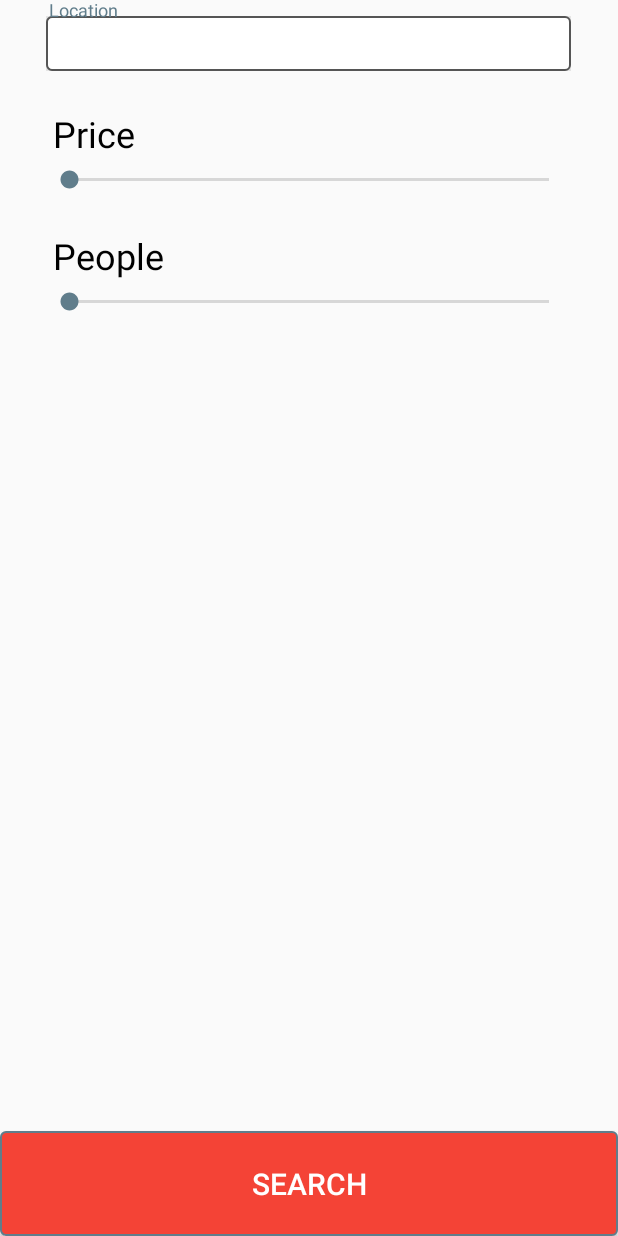
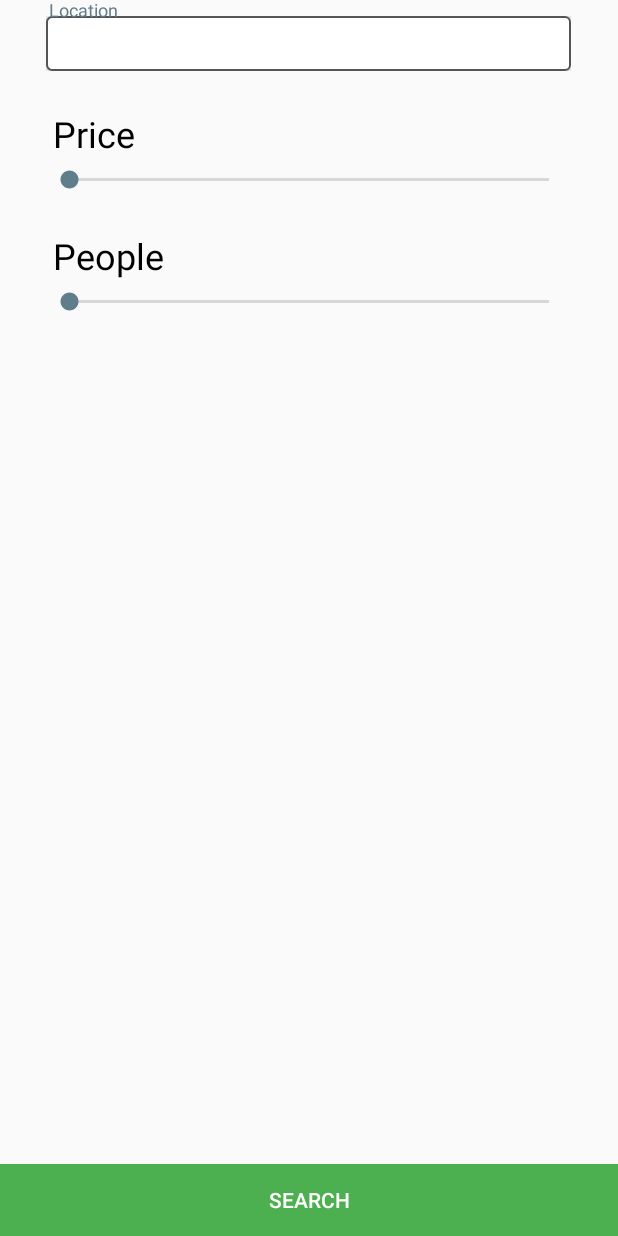
Before and after one commit to Party-Rock/android, an Android app: the layout fragment_search_venues.xml on its own in the app's theme, with its tools: preview values and no code run, on a phone screen of 412 x 824 dp. Run offline under Robolectric (Android 15) with nearby library versions, the light colour scheme and no system bars.

Commit message:
Change AppCompatButton to Button

```diff
--- a/app/src/main/res/layout/fragment_search_venues.xml
+++ b/app/src/main/res/layout/fragment_search_venues.xml
@@ -1,13 +1,15 @@
 <?xml version="1.0" encoding="utf-8"?>
 <FrameLayout xmlns:android="http://schemas.android.com/apk/res/android"
-    android:orientation="vertical" android:layout_width="match_parent"
-    android:layout_height="match_parent">
+    android:layout_width="match_parent"
+    android:layout_height="match_parent"
+    android:orientation="vertical">
 
     <LinearLayout xmlns:android="http://schemas.android.com/apk/res/android"
-        android:orientation="vertical" android:layout_width="match_parent"
+        android:layout_width="match_parent"
         android:layout_height="match_parent"
-        android:paddingStart="30dp"
-        android:paddingEnd="30dp">
+        android:orientation="vertical"
+        android:paddingEnd="30dp"
+        android:paddingStart="30dp">
 
 
         <android.support.design.widget.TextInputLayout
@@ -19,18 +21,18 @@
                 android:id="@+id/editText2"
                 android:layout_width="match_parent"
                 android:layout_height="wrap_content"
+                android:background="@drawable/text_border"
                 android:editable="false"
+                android:elevation="12dp"
                 android:ems="10"
                 android:hint="@string/location_hint_text"
                 android:inputType="textAutoComplete"
+                android:padding="2dp"
                 android:singleLine="true"
                 android:textColor="#000"
                 android:textColorHighlight="#fff"
-            android:textSize="24sp"
-            android:elevation="12dp"
-            android:background="@drawable/text_border"
                 android:textColorHint="#000"
-            android:padding="2dp" />
+                android:textSize="24sp" />
 
         </android.support.design.widget.TextInputLayout>
 
@@ -38,51 +40,47 @@
             android:id="@+id/text_view_price"
             android:layout_width="match_parent"
             android:layout_height="wrap_content"
+            android:layout_marginTop="20dp"
             android:ems="10"
-        android:layout_marginTop="20dp"
+            android:padding="5dp"
             android:text="@string/price"
             android:textColor="#000"
-        android:textSize="24sp"
-        android:padding="5dp" />
+            android:textSize="24sp" />
 
         <SeekBar
+            android:id="@+id/seekBar_price"
             android:layout_width="match_parent"
             android:layout_height="wrap_content"
-        android:id="@+id/seekBar_price"
             android:layout_gravity="center_horizontal"
-        android:max="25000"/>
+            android:max="25000" />
 
         <TextView
             android:id="@+id/text_view_room"
             android:layout_width="match_parent"
             android:layout_height="wrap_content"
+            android:layout_marginTop="20dp"
             android:ems="10"
-        android:layout_marginTop="20dp"
+            android:padding="5dp"
             android:text="@string/people"
             android:textColor="#000"
-        android:textSize="24sp"
-        android:padding="5dp" />
+            android:textSize="24sp" />
 
         <SeekBar
+            android:id="@+id/seekBar2"
             android:layout_width="match_parent"
             android:layout_height="wrap_content"
-        android:id="@+id/seekBar2"
             android:layout_gravity="center_horizontal"
-        android:max="5000"/>
+            android:max="5000" />
 
     </LinearLayout>
 
-    <android.support.v7.widget.AppCompatButton
+    <Button
         android:id="@+id/btn_rent"
         android:layout_width="match_parent"
-        android:layout_height="@dimen/lower_button_height"
+        android:layout_height="wrap_content"
         android:layout_gravity="bottom|center"
-        android:background="@drawable/generic_button"
-        android:clickable="true"
-        android:gravity="center"
+        android:background="@color/green"
         android:text="@string/search_text"
-        android:textColor="@color/toolbar_second_color"
-        android:textSize="20sp" />
-
+        android:textColor="@color/white"/>
 
 </FrameLayout>
```
Lines whose indentation alone changed are shown as unchanged.
